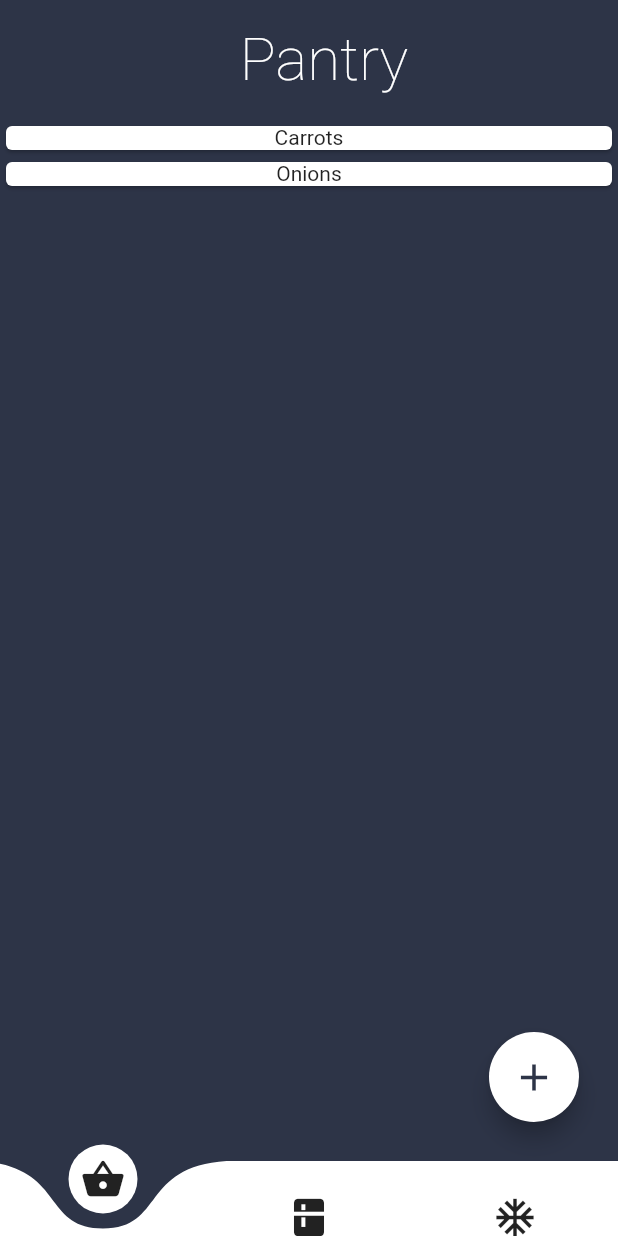
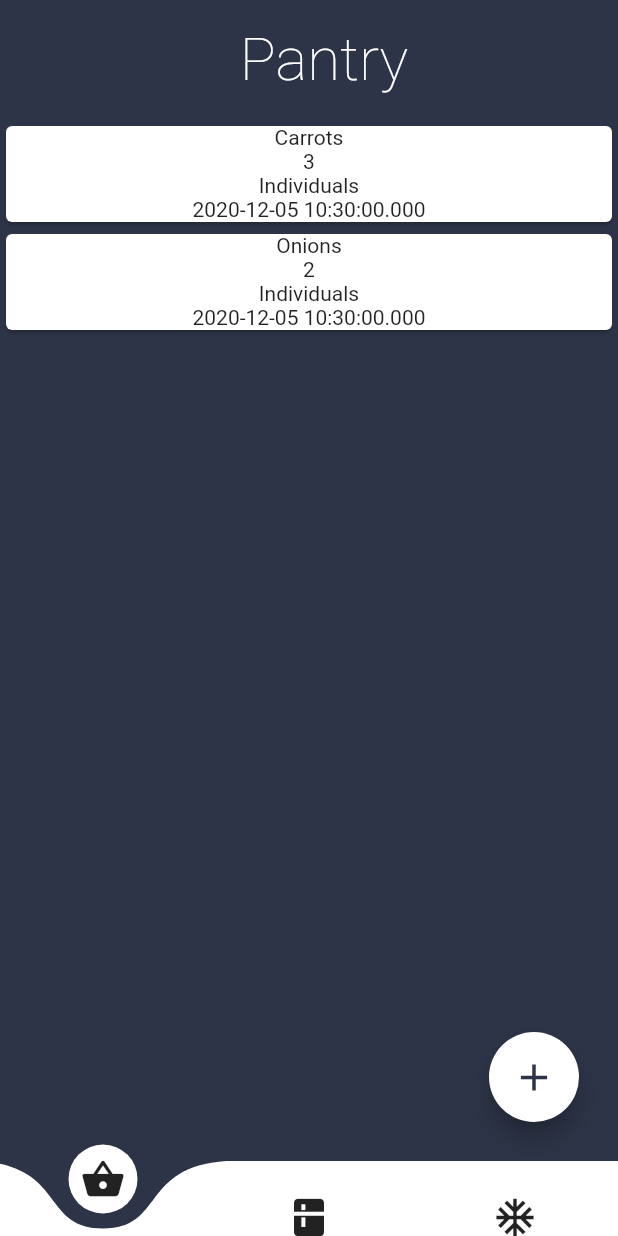
Before and after one commit to kimberlycao/TracKitchen, a Flutter app: the screen it shows after launch, on a phone screen of 412 x 824 dp. Run offline on Flutter 3.47's test engine with Material 2 defaults, Android fonts, the phone set to English and light mode, and no system bars; drawn by our look-alikes of curved_navigation_bar; our stand-ins replace google_fonts.

Commit message:
Changed food item cards

```diff
--- a/lib/Classes/Food.dart
+++ b/lib/Classes/Food.dart
@@ -1,7 +1,9 @@
+import 'package:kitchenventory/Widgets/FoodCard.dart';
+
 class Food {
   String name;
-  String quantity;
-  String quantityType;
+  int quantity;
+  QuantityType quantityType;
   DateTime purchaseDate;
 
   Food({this.name, this.quantity, this.quantityType, this.purchaseDate});
--- a/lib/Widgets/FoodCard.dart
+++ b/lib/Widgets/FoodCard.dart
@@ -1,5 +1,7 @@
 import 'package:flutter/material.dart';
 import 'package:kitchenventory/Classes/Food.dart';
+
+enum QuantityType { individuals, bags, boxes, bundles }
 
 class FoodCard extends StatelessWidget {
   final Food food;
@@ -8,9 +10,25 @@ class FoodCard extends StatelessWidget {
   Widget build(BuildContext context) {
     return new Container(
         child: Card(
-      child: Column(
-        children: [Text(food.name)],
-      ),
+      child: Column(children: [
+        Text(food.name),
+        Text((food.quantity).toString()),
+        Text(quantityTypeToString(food.quantityType)),
+        Text(food.purchaseDate.toString())
+      ]),
     ));
   }
 }
+
+String quantityTypeToString(QuantityType quantityType) {
+  switch (quantityType) {
+    case QuantityType.individuals:
+      return "Individuals";
+    case QuantityType.bags:
+      return "Bags";
+    case QuantityType.boxes:
+      return "Boxes";
+    case QuantityType.bundles:
+      return "Bundles";
+  }
+}
--- a/lib/Widgets/FoodList.dart
+++ b/lib/Widgets/FoodList.dart
@@ -2,7 +2,18 @@ import 'package:flutter/material.dart';
 import 'package:kitchenventory/Classes/Food.dart';
 import 'package:kitchenventory/Widgets/FoodCard.dart';
 
-final List<Food> foods = [Food(name: "Carrots"), Food(name: "Onions")];
+final List<Food> foods = [
+  Food(
+      name: "Carrots",
+      quantity: 3,
+      quantityType: QuantityType.individuals,
+      purchaseDate: DateTime.now()),
+  Food(
+      name: "Onions",
+      quantity: 2,
+      quantityType: QuantityType.individuals,
+      purchaseDate: DateTime.now())
+];
 
 class FoodList extends StatelessWidget {
   @override
--- a/lib/screens/location.dart
+++ b/lib/screens/location.dart
@@ -6,12 +6,12 @@ import 'package:kitchenventory/screens/Pantry.dart';
 import 'package:kitchenventory/screens/Refrigerator.dart';
 import 'package:kitchenventory/screens/Freezer.dart';
 
-class FoodLocation extends StatefulWidget {
+class LocationScreen extends StatefulWidget {
   @override
-  _FoodLocationState createState() => _FoodLocationState();
+  _LocationScreenState createState() => _LocationScreenState();
 }
 
-class _FoodLocationState extends State<FoodLocation> {
+class _LocationScreenState extends State<LocationScreen> {
   @override
   Widget build(BuildContext context) {
     double screenHeight = MediaQuery.of(context).size.height;
```
